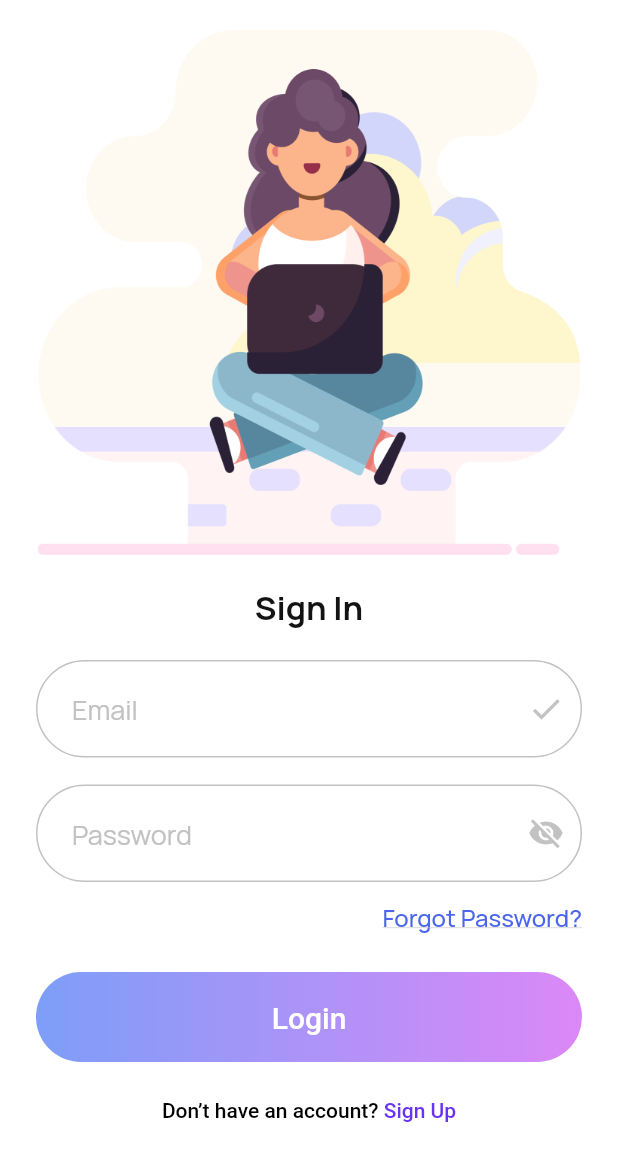
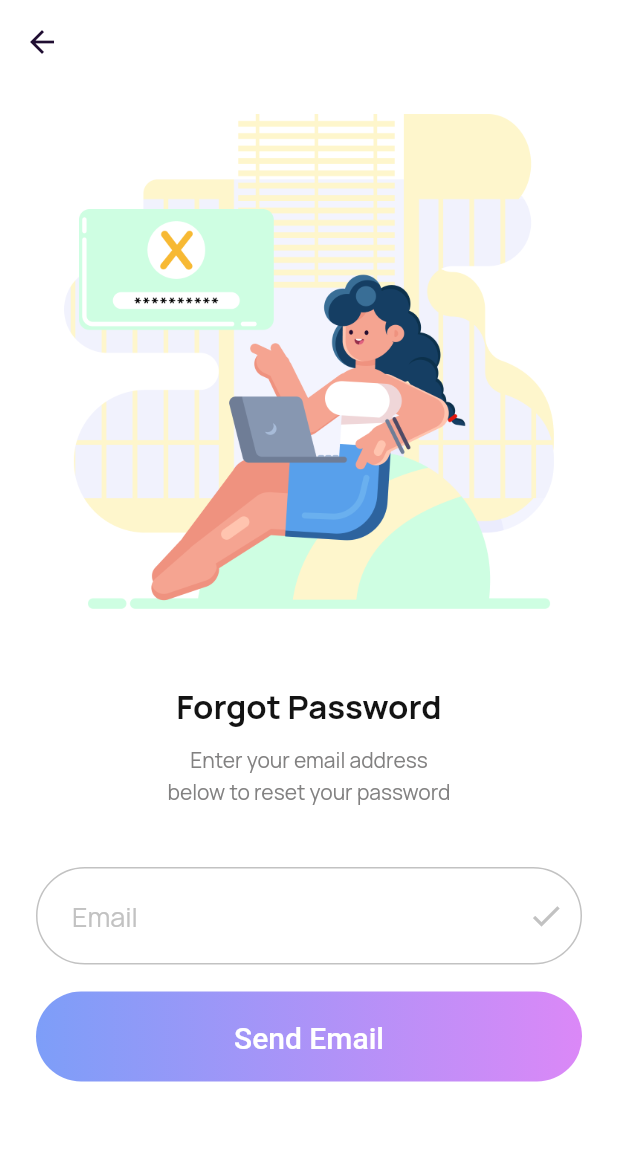
Before and after one commit to Manuelkpatsu/learning_app, a Flutter app: the SignInScreen screen opened by its route, after a tap on "Forgot Password?", on a phone screen of 412 x 824 dp. Shown: the top 1161 px of the screen. Run offline on Flutter 3.47's test engine with Material 2 defaults, Android fonts, the phone set to English and light mode, and no system bars; our stand-ins replace equatable, flutter_svg, google_fonts, smooth_page_indicator.

Commit message:
Implement forgot password screen

```diff
--- a/lib/router.dart
+++ b/lib/router.dart
@@ -1,5 +1,6 @@
 import 'package:flutter/material.dart';
 
+import 'screen/auth/forgot_password/forgot_password_screen.dart';
 import 'screen/auth/sign_in/sign_in_screen.dart';
 import 'screen/auth/sign_up/sign_up_screen.dart';
 import 'screen/onboard/onboard_screen.dart';
@@ -18,6 +19,8 @@ Route<dynamic> generateRoute(RouteSettings settings) {
       return MaterialPageRoute(builder: (_) => const SignInScreen());
     case SignUpScreen.routeName:
       return MaterialPageRoute(builder: (_) => const SignUpScreen());
+    case ForgotPasswordScreen.routeName:
+      return MaterialPageRoute(builder: (_) => const ForgotPasswordScreen());
     default:
       return MaterialPageRoute(
         builder: (_) => Scaffold(
--- /dev/null
+++ b/lib/screen/auth/forgot_password/forgot_password_screen.dart
@@ -0,0 +1,79 @@
+import 'package:flutter/material.dart';
+import 'package:learning_app/screen/widget/gradient_button.dart';
+import 'package:learning_app/screen/widget/text_input_field.dart';
+import 'package:learning_app/theme/custom_color.dart';
+import 'package:learning_app/utils/validator.dart';
+
+import 'widget/forgot_password_image.dart';
+import 'widget/forgot_password_info_text.dart';
+import 'widget/forgot_password_text.dart';
+
+class ForgotPasswordScreen extends StatefulWidget {
+  static const routeName = '/forgot_password';
+
+  const ForgotPasswordScreen({Key? key}) : super(key: key);
+
+  @override
+  State<ForgotPasswordScreen> createState() => _ForgotPasswordScreenState();
+}
+
+class _ForgotPasswordScreenState extends State<ForgotPasswordScreen> {
+  final GlobalKey<FormState> _forgotPasswordFormKey = GlobalKey<FormState>();
+  final TextEditingController _emailController = TextEditingController();
+
+  @override
+  void dispose() {
+    _emailController.dispose();
+    super.dispose();
+  }
+
+  @override
+  Widget build(BuildContext context) {
+    return Scaffold(
+      backgroundColor: Colors.white,
+      appBar: AppBar(backgroundColor: Colors.white),
+      body: SafeArea(
+        child: SingleChildScrollView(
+          child: Form(
+            key: _forgotPasswordFormKey,
+            child: Column(
+              children: [
+                const SizedBox(height: 20),
+                const ForgotPasswordImage(),
+                const SizedBox(height: 50),
+                const ForgotPasswordText(),
+                const SizedBox(height: 10),
+                const ForgotPasswordInfoText(),
+                const SizedBox(height: 40),
+                Padding(
+                  padding: const EdgeInsets.symmetric(horizontal: 24),
+                  child: TextInputField(
+                    controller: _emailController,
+                    hintText: 'Email',
+                    suffixIcon: const Icon(Icons.check, color: CustomColor.textFieldBorderColor),
+                    inputType: TextInputType.emailAddress,
+                    inputAction: TextInputAction.next,
+                    validator: Validator.email,
+                  ),
+                ),
+                const SizedBox(height: 18),
+                Padding(
+                  padding: const EdgeInsets.symmetric(horizontal: 24),
+                  child: GradientButton(
+                    onPressed: () {
+                      if (_forgotPasswordFormKey.currentState!.validate()) {
+                        debugPrint('Successful!');
+                      }
+                    },
+                    widget: const Text('Send Email'),
+                  ),
+                ),
+                const SizedBox(height: 50),
+              ],
+            ),
+          ),
+        ),
+      ),
+    );
+  }
+}
--- /dev/null
+++ b/lib/screen/auth/forgot_password/widget/forgot_password_image.dart
@@ -0,0 +1,15 @@
+import 'package:flutter/material.dart';
+
+class ForgotPasswordImage extends StatelessWidget {
+  const ForgotPasswordImage({Key? key}) : super(key: key);
+
+  @override
+  Widget build(BuildContext context) {
+    return Image.asset(
+      'assets/images/forgot-password.png',
+      height: 330,
+      width: double.infinity,
+      fit: BoxFit.contain,
+    );
+  }
+}
--- /dev/null
+++ b/lib/screen/auth/forgot_password/widget/forgot_password_info_text.dart
@@ -0,0 +1,23 @@
+import 'package:flutter/material.dart';
+import 'package:learning_app/theme/custom_color.dart';
+
+class ForgotPasswordInfoText extends StatelessWidget {
+  const ForgotPasswordInfoText({Key? key}) : super(key: key);
+
+  @override
+  Widget build(BuildContext context) {
+    return const Padding(
+      padding: EdgeInsets.symmetric(horizontal: 24),
+      child: Text(
+        'Enter your email address\nbelow to reset your password',
+        textAlign: TextAlign.center,
+        style: TextStyle(
+          color: CustomColor.videoCallerTimerColor,
+          fontSize: 14,
+          fontWeight: FontWeight.w400,
+          height: 1.5,
+        ),
+      ),
+    );
+  }
+}
--- /dev/null
+++ b/lib/screen/auth/forgot_password/widget/forgot_password_text.dart
@@ -0,0 +1,22 @@
+import 'package:flutter/material.dart';
+import 'package:learning_app/theme/custom_color.dart';
+
+class ForgotPasswordText extends StatelessWidget {
+  const ForgotPasswordText({Key? key}) : super(key: key);
+
+  @override
+  Widget build(BuildContext context) {
+    return const Padding(
+      padding: EdgeInsets.symmetric(horizontal: 24),
+      child: Text(
+        'Forgot Password',
+        style: TextStyle(
+          color: CustomColor.titleColor,
+          fontSize: 22,
+          fontWeight: FontWeight.w700,
+          height: 1.36,
+        ),
+      ),
+    );
+  }
+}
--- a/lib/screen/auth/sign_in/sign_in_screen.dart
+++ b/lib/screen/auth/sign_in/sign_in_screen.dart
@@ -1,4 +1,5 @@
 import 'package:flutter/material.dart';
+import 'package:learning_app/screen/auth/forgot_password/forgot_password_screen.dart';
 import 'package:learning_app/screen/auth/sign_up/sign_up_screen.dart';
 import 'package:learning_app/screen/widget/gradient_button.dart';
 import 'package:learning_app/screen/widget/password_input_field.dart';
@@ -68,7 +69,11 @@ class _SignInScreenState extends State<SignInScreen> {
                   validator: Validator.password,
                 ),
                 const SizedBox(height: 11),
-                ForgotPasswordButton(onTap: () {}),
+                ForgotPasswordButton(
+                  onTap: () {
+                    Navigator.of(context).pushNamed(ForgotPasswordScreen.routeName);
+                  },
+                ),
                 const SizedBox(height: 25),
                 GradientButton(
                   onPressed: () {
--- a/pubspec.yaml
+++ b/pubspec.yaml
@@ -15,6 +15,7 @@ dependencies:
   intl: ^0.18.1
   smooth_page_indicator: ^1.1.0
   flutter_svg: ^1.1.6
+  pin_code_fields: ^7.4.0
   cupertino_icons: ^1.0.2
 
 dev_dependencies:
```
Also changed, not shown: assets/images/forgot-password.png, pubspec.lock.
